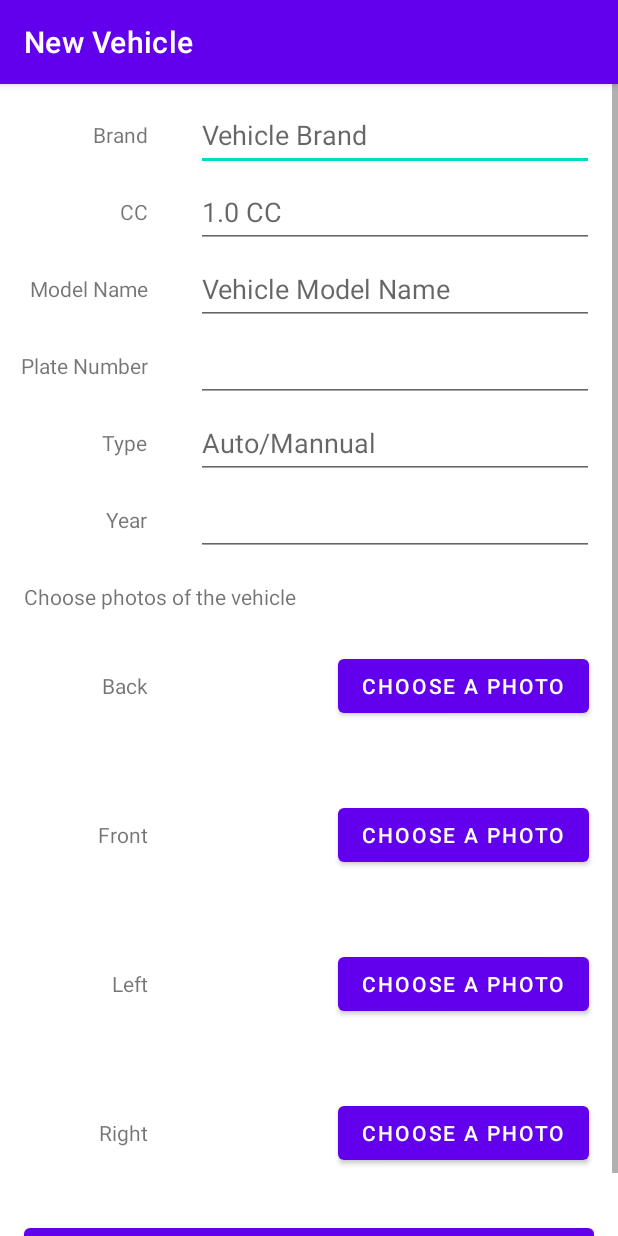
After one commit to neokwey/MAD_Assignment, an Android app: the Vehicle_add screen opened directly, with no data from a screen before it, on a phone screen of 412 x 824 dp. The commit adds this screen. Run offline under Robolectric (Android 15) with nearby library versions, the phone set to English and light mode, and no system bars; our stand-ins replace Firebase (no records; nobody signed in at launch, a user with empty details on screens opened directly); Roboto replaces fonts that are not available here; 5 statements that could not run were skipped.

Commit message:
push vehicle part

```diff
--- a/app/build.gradle
+++ b/app/build.gradle
@@ -1,6 +1,7 @@
 plugins {
     id 'com.android.application'
     id 'kotlin-android'
+    id 'com.google.gms.google-services'
 }
 
 android {
@@ -48,10 +49,10 @@ dependencies {
     androidTestImplementation 'androidx.test.espresso:espresso-core:3.4.0'
 
     //firebase
-    implementation platform('com.google.firebase:firebase-bom:28.3.1')
+    implementation platform('com.google.firebase:firebase-bom:28.4.0')
     implementation 'com.google.firebase:firebase-analytics-ktx'
     implementation 'com.google.firebase:firebase-auth-ktx'
-    implementation 'com.google.firebase:firebase-database-ktx'
+    implementation 'com.google.firebase:firebase-database-ktx:20.0.1'
     implementation 'com.google.firebase:firebase-storage-ktx'
 
     // Card View
--- a/app/src/main/AndroidManifest.xml
+++ b/app/src/main/AndroidManifest.xml
@@ -2,7 +2,7 @@
 <manifest xmlns:android="http://schemas.android.com/apk/res/android"
     package="my.edu.tarc.mad_assignment">
 
-    <uses-permission android:name="android.permission.INTERNET"/>
+    <uses-permission android:name="android.permission.INTERNET" />
 
     <application
         android:allowBackup="true"
@@ -11,6 +11,9 @@
         android:roundIcon="@mipmap/ic_launcher_round"
         android:supportsRtl="true"
         android:theme="@style/Theme.MAD_Assignment">
+        <activity
+            android:name=".Vehicle_add"
+            android:exported="true" />
         <activity
             android:name=".MainActivity"
             android:exported="true"
@@ -22,6 +25,7 @@
                 <category android:name="android.intent.category.LAUNCHER" />
             </intent-filter>
         </activity>
+
         <meta-data
             android:name="preloaded_fonts"
             android:resource="@array/preloaded_fonts" />
--- /dev/null
+++ b/app/src/main/java/my/edu/tarc/mad_assignment/Vehicle_add.kt
@@ -0,0 +1,104 @@
+package my.edu.tarc.mad_assignment
+
+import androidx.appcompat.app.AppCompatActivity
+import android.os.Bundle
+import android.widget.Toast
+import com.google.firebase.auth.FirebaseAuth
+import com.google.firebase.database.DatabaseReference
+import my.edu.tarc.mad_assignment.databinding.ActivityVehicleAddBinding
+
+class Vehicle_add : AppCompatActivity() {
+    private lateinit var binding: ActivityVehicleAddBinding
+    private lateinit var mAuth: FirebaseAuth
+    private lateinit var refUsers: DatabaseReference
+    private var firebaseUserID : String = ""
+
+    override fun onCreate(savedInstanceState: Bundle?) {
+        super.onCreate(savedInstanceState)
+        setContentView(R.layout.activity_vehicle_add)
+        supportActionBar?.setTitle("New Vehicle")
+        mAuth = FirebaseAuth.getInstance()
+
+        binding.btnBack.setOnClickListener {
+
+        }
+
+        binding.btnFront.setOnClickListener {
+
+        }
+
+        binding.btnLeft.setOnClickListener {
+
+        }
+
+        binding.btnRight.setOnClickListener {
+
+        }
+
+        binding.btnSave.setOnClickListener {
+            registerVehicle()
+        }
+
+    }
+
+    private fun registerVehicle(){
+        val vehiclebrand: String = binding?.etxtBrand?.text.toString()
+        val vehiclecc: String = binding?.etxtCC?.text.toString()
+        val vehiclemodelName: String = binding?.etxtModel?.text.toString()
+        val vehicleplatenum: String = binding?.etxtPlatenum?.text.toString()
+        val vehicletype: String = binding?.etxtType?.text.toString()
+        val vehicleyear: String = binding?.etxtYear?.text.toString()
+
+        if (vehiclebrand==""){
+            Toast.makeText(this, "Please fill in the Vehicle brand.", Toast.LENGTH_LONG).show()
+        }else if (vehiclecc==""){
+            Toast.makeText(this, "Please fill in the CC.", Toast.LENGTH_LONG).show()
+        }else if (vehiclemodelName==""){
+            Toast.makeText(this, "Please fill in the Model Name.", Toast.LENGTH_LONG).show()
+        }else if (vehicleplatenum==""){
+            Toast.makeText(this, "Please fill in the Plate Number.", Toast.LENGTH_LONG).show()
+        }else if (vehicletype==""){
+            Toast.makeText(this, "Please fill in the Vehicle type.", Toast.LENGTH_LONG).show()
+        }else if (vehicleyear==""){
+            Toast.makeText(this, "Please fill in the Vehicle year.", Toast.LENGTH_LONG).show()
+        }else{
+            /*
+            mAuth.createUserWithEmailAndPassword(email,password).addOnCompleteListener{
+                task ->
+                if(task.isSuccessful){
+                    firebaseUserID = mAuth.currentUser!!.uid
+                    refUsers = FirebaseDatabase.getInstance().reference.child("users").child(firebaseUserID)
+                    val userHashMap = HashMap<String, Any>()
+                    userHashMap["uid"] = firebaseUserID
+                    userHashMap["username"] = username
+                    userHashMap["password"] = password
+                    userHashMap["email"] = email
+                    userHashMap["phone"] = phone
+                    userHashMap["state"] = state
+                    userHashMap["address"] = address
+                    userHashMap["profile"] = "https://firebasestorage.googleapis.com/v0/b/mad-assignment-56b04.appspot.com/o/avatar.jpg?alt=media&token=63ce9acb-32a4-4a0c-80e7-cf410e29f2d3"
+                    userHashMap["cover"] = "https://firebasestorage.googleapis.com/v0/b/mad-assignment-56b04.appspot.com/o/cover.jpg?alt=media&token=170a50c3-60a3-4e1b-ab5a-7b74ee997c52"
+                    userHashMap["status"] = "offline"
+                    /*userHashMap["facebook"] = "https://m.facebook.com"
+                    userHashMap["instagram"] = "https://m.instagram.com"
+                    userHashMap["website"] = "https://www.google.com"*/
+
+                    refUsers.updateChildren(userHashMap)
+                        .addOnCompleteListener { task ->
+                            if(task.isSuccessful){
+
+                                findNavController().navigate(R.id.action_registerFragment_to_LoginFragment)
+
+
+                            }
+
+                        }
+                }
+                else{
+                    Toast.makeText(activity, "Error Message:" + task.exception!!.message.toString(), Toast.LENGTH_LONG).show()
+
+                }
+            }*/
+        }
+    }
+}
--- /dev/null
+++ b/app/src/main/res/layout/activity_vehicle_add.xml
@@ -0,0 +1,338 @@
+<?xml version="1.0" encoding="utf-8"?>
+
+<androidx.constraintlayout.widget.ConstraintLayout xmlns:android="http://schemas.android.com/apk/res/android"
+    xmlns:app="http://schemas.android.com/apk/res-auto"
+    xmlns:tools="http://schemas.android.com/tools"
+    android:layout_width="match_parent"
+    android:layout_height="match_parent"
+    tools:context=".Vehicle_add">
+
+
+    <ScrollView
+        android:layout_width="match_parent"
+        android:layout_height="match_parent"
+        app:layout_constraintBottom_toBottomOf="parent"
+        app:layout_constraintEnd_toEndOf="parent"
+        app:layout_constraintStart_toStartOf="parent"
+        app:layout_constraintTop_toTopOf="parent">
+
+        <LinearLayout
+            android:layout_width="match_parent"
+            android:layout_height="wrap_content"
+            android:orientation="vertical">
+
+            <androidx.constraintlayout.widget.ConstraintLayout
+                android:layout_width="match_parent"
+                android:layout_height="wrap_content">
+
+                <Button
+                    android:id="@+id/btnSave"
+                    android:layout_width="0dp"
+                    android:layout_height="wrap_content"
+                    android:layout_marginStart="16dp"
+                    android:layout_marginEnd="16dp"
+                    android:layout_marginBottom="8dp"
+                    android:text="@string/save"
+                    app:layout_constraintBottom_toBottomOf="parent"
+                    app:layout_constraintEnd_toEndOf="parent"
+                    app:layout_constraintStart_toStartOf="parent" />
+
+                <Button
+                    android:id="@+id/btnFront"
+                    android:layout_width="wrap_content"
+                    android:layout_height="wrap_content"
+                    android:text="@string/choosepicture"
+                    app:layout_constraintBottom_toBottomOf="@+id/imgFront"
+                    app:layout_constraintEnd_toEndOf="parent"
+                    app:layout_constraintStart_toEndOf="@+id/imgFront"
+                    app:layout_constraintTop_toTopOf="@+id/imgFront"
+                    tools:ignore="DuplicateSpeakableTextCheck" />
+
+                <Button
+                    android:id="@+id/btnLeft"
+                    android:layout_width="wrap_content"
+                    android:layout_height="wrap_content"
+                    android:text="@string/choosepicture"
+                    app:layout_constraintBottom_toBottomOf="@+id/imgLeft"
+                    app:layout_constraintEnd_toEndOf="parent"
+                    app:layout_constraintStart_toEndOf="@+id/imgLeft"
+                    app:layout_constraintTop_toTopOf="@+id/imgLeft" />
+
+                <Button
+                    android:id="@+id/btnRight"
+                    android:layout_width="wrap_content"
+                    android:layout_height="wrap_content"
+                    android:text="@string/choosepicture"
+                    app:layout_constraintBottom_toBottomOf="@+id/imgRight"
+                    app:layout_constraintEnd_toEndOf="parent"
+                    app:layout_constraintStart_toEndOf="@+id/imgRight"
+                    app:layout_constraintTop_toTopOf="@+id/imgRight" />
+
+                <TextView
+                    android:id="@+id/textView"
+                    android:layout_width="wrap_content"
+                    android:layout_height="wrap_content"
+                    android:layout_marginTop="24dp"
+                    android:layout_marginEnd="16dp"
+                    android:text="@string/brand"
+                    app:layout_constraintEnd_toStartOf="@+id/guideline2"
+                    app:layout_constraintTop_toTopOf="parent" />
+
+                <TextView
+                    android:id="@+id/textView2"
+                    android:layout_width="wrap_content"
+                    android:layout_height="wrap_content"
+                    android:layout_marginTop="32dp"
+                    android:layout_marginEnd="16dp"
+                    android:text="@string/cc"
+                    app:layout_constraintEnd_toStartOf="@+id/guideline2"
+                    app:layout_constraintTop_toBottomOf="@+id/textView" />
+
+                <TextView
+                    android:id="@+id/textView3"
+                    android:layout_width="wrap_content"
+                    android:layout_height="wrap_content"
+                    android:layout_marginTop="32dp"
+                    android:layout_marginEnd="16dp"
+                    android:text="@string/model"
+                    app:layout_constraintEnd_toStartOf="@+id/guideline2"
+                    app:layout_constraintTop_toBottomOf="@+id/textView2" />
+
+                <TextView
+                    android:id="@+id/textView4"
+                    android:layout_width="wrap_content"
+                    android:layout_height="wrap_content"
+                    android:layout_marginTop="32dp"
+                    android:layout_marginEnd="16dp"
+                    android:text="@string/plateNum"
+                    app:layout_constraintEnd_toStartOf="@+id/guideline2"
+                    app:layout_constraintTop_toBottomOf="@+id/textView3" />
+
+                <TextView
+                    android:id="@+id/textView5"
+                    android:layout_width="wrap_content"
+                    android:layout_height="wrap_content"
+                    android:layout_marginTop="32dp"
+                    android:layout_marginEnd="16dp"
+                    android:text="@string/type"
+                    app:layout_constraintEnd_toStartOf="@+id/guideline2"
+                    app:layout_constraintTop_toBottomOf="@+id/textView4" />
+
+                <TextView
+                    android:id="@+id/textView6"
+                    android:layout_width="wrap_content"
+                    android:layout_height="wrap_content"
+                    android:layout_marginTop="32dp"
+                    android:layout_marginEnd="16dp"
+                    android:text="@string/year"
+                    app:layout_constraintEnd_toStartOf="@+id/guideline2"
+                    app:layout_constraintTop_toBottomOf="@+id/textView5" />
+
+                <TextView
+                    android:id="@+id/textView7"
+                    android:layout_width="wrap_content"
+                    android:layout_height="wrap_content"
+                    android:layout_marginStart="16dp"
+                    android:layout_marginTop="32dp"
+                    android:text="@string/choosePhoto"
+                    app:layout_constraintStart_toStartOf="parent"
+                    app:layout_constraintTop_toBottomOf="@+id/textView6" />
+
+                <TextView
+                    android:id="@+id/textView8"
+                    android:layout_width="wrap_content"
+                    android:layout_height="wrap_content"
+                    android:layout_marginTop="40dp"
+                    android:layout_marginEnd="16dp"
+                    android:text="@string/back"
+                    app:layout_constraintEnd_toStartOf="@+id/guideline2"
+                    app:layout_constraintTop_toBottomOf="@+id/textView7" />
+
+                <TextView
+                    android:id="@+id/textView9"
+                    android:layout_width="wrap_content"
+                    android:layout_height="wrap_content"
+                    android:layout_marginTop="80dp"
+                    android:layout_marginEnd="16dp"
+                    android:text="@string/front"
+                    app:layout_constraintEnd_toStartOf="@+id/guideline2"
+                    app:layout_constraintTop_toBottomOf="@+id/textView8" />
+
+                <TextView
+                    android:id="@+id/textView10"
+                    android:layout_width="wrap_content"
+                    android:layout_height="wrap_content"
+                    android:layout_marginTop="80dp"
+                    android:layout_marginEnd="16dp"
+                    android:text="@string/left"
+                    app:layout_constraintEnd_toStartOf="@+id/guideline2"
+                    app:layout_constraintTop_toBottomOf="@+id/textView9" />
+
+                <TextView
+                    android:id="@+id/textView11"
+                    android:layout_width="wrap_content"
+                    android:layout_height="wrap_content"
+                    android:layout_marginTop="80dp"
+                    android:layout_marginEnd="16dp"
+                    android:layout_marginBottom="48dp"
+                    android:text="@string/right"
+                    app:layout_constraintBottom_toTopOf="@+id/btnSave"
+                    app:layout_constraintEnd_toStartOf="@+id/guideline2"
+                    app:layout_constraintTop_toBottomOf="@+id/textView10" />
+
+                <androidx.constraintlayout.widget.Guideline
+                    android:id="@+id/guideline2"
+                    android:layout_width="wrap_content"
+                    android:layout_height="wrap_content"
+                    android:orientation="vertical"
+                    app:layout_constraintGuide_begin="115dp" />
+
+                <EditText
+                    android:id="@+id/etxtBrand"
+                    android:layout_width="0dp"
+                    android:layout_height="wrap_content"
+                    android:layout_marginStart="16dp"
+                    android:layout_marginEnd="16dp"
+                    android:ems="10"
+                    android:hint="@string/vehicleBrand"
+                    android:inputType="textPersonName"
+                    android:minHeight="48dp"
+                    app:layout_constraintBottom_toBottomOf="@+id/textView"
+                    app:layout_constraintEnd_toEndOf="parent"
+                    app:layout_constraintStart_toStartOf="@+id/guideline2"
+                    app:layout_constraintTop_toTopOf="@+id/textView"
+                    tools:ignore="SpeakableTextPresentCheck" />
+
+                <EditText
+                    android:id="@+id/etxtCC"
+                    android:layout_width="0dp"
+                    android:layout_height="wrap_content"
+                    android:layout_marginStart="16dp"
+                    android:layout_marginEnd="16dp"
+                    android:ems="10"
+                    android:hint="@string/cc1"
+                    android:inputType="textPersonName"
+                    android:minHeight="48dp"
+                    app:layout_constraintBottom_toBottomOf="@+id/textView2"
+                    app:layout_constraintEnd_toEndOf="parent"
+                    app:layout_constraintStart_toStartOf="@+id/guideline2"
+                    app:layout_constraintTop_toTopOf="@+id/textView2"
+                    tools:ignore="SpeakableTextPresentCheck" />
+
+                <EditText
+                    android:id="@+id/etxtModel"
+                    android:layout_width="0dp"
+                    android:layout_height="wrap_content"
+                    android:layout_marginStart="16dp"
+                    android:layout_marginEnd="16dp"
+                    android:ems="10"
+                    android:hint="@string/vehicleModelName"
+                    android:inputType="textPersonName"
+                    android:minHeight="48dp"
+                    app:layout_constraintBottom_toBottomOf="@+id/textView3"
+                    app:layout_constraintEnd_toEndOf="parent"
+                    app:layout_constraintHorizontal_bias="1.0"
+                    app:layout_constraintStart_toStartOf="@+id/guideline2"
+                    app:layout_constraintTop_toTopOf="@+id/textView3"
+                    tools:ignore="SpeakableTextPresentCheck" />
+
+                <EditText
+                    android:id="@+id/etxtPlatenum"
+                    android:layout_width="0dp"
+                    android:layout_height="wrap_content"
+                    android:layout_marginStart="16dp"
+                    android:layout_marginEnd="16dp"
+                    android:ems="10"
+                    android:inputType="textPersonName"
+                    android:minHeight="48dp"
+                    app:layout_constraintBottom_toBottomOf="@+id/textView4"
+                    app:layout_constraintEnd_toEndOf="parent"
+                    app:layout_constraintStart_toStartOf="@+id/guideline2"
+                    app:layout_constraintTop_toTopOf="@+id/textView4"
+                    tools:ignore="SpeakableTextPresentCheck" />
+
+                <EditText
+                    android:id="@+id/etxtType"
+                    android:layout_width="0dp"
+                    android:layout_height="wrap_content"
+                    android:layout_marginStart="16dp"
+                    android:layout_marginEnd="16dp"
+                    android:ems="10"
+                    android:hint="@string/auto_mannual"
+                    android:inputType="textPersonName"
+                    android:minHeight="48dp"
+                    app:layout_constraintBottom_toBottomOf="@+id/textView5"
+                    app:layout_constraintEnd_toEndOf="parent"
+                    app:layout_constraintStart_toStartOf="@+id/guideline2"
+                    app:layout_constraintTop_toTopOf="@+id/textView5"
+                    tools:ignore="SpeakableTextPresentCheck" />
+
+                <EditText
+                    android:id="@+id/etxtYear"
+                    android:layout_width="0dp"
+                    android:layout_height="wrap_content"
+                    android:layout_marginStart="16dp"
+                    android:layout_marginEnd="16dp"
+                    android:ems="10"
+                    android:inputType="numberDecimal"
+                    android:minHeight="48dp"
+                    app:layout_constraintBottom_toBottomOf="@+id/textView6"
+                    app:layout_constraintEnd_toEndOf="parent"
+                    app:layout_constraintStart_toStartOf="@+id/guideline2"
+                    app:layout_constraintTop_toTopOf="@+id/textView6"
+                    tools:ignore="SpeakableTextPresentCheck" />
+
+                <ImageView
+                    android:id="@+id/imgBack"
+                    android:layout_width="75dp"
+                    android:layout_height="75dp"
+                    android:layout_marginStart="16dp"
+                    app:layout_constraintBottom_toBottomOf="@+id/textView8"
+                    app:layout_constraintStart_toStartOf="@+id/guideline2"
+                    app:layout_constraintTop_toTopOf="@+id/textView8"
+                    tools:srcCompat="@android:drawable/ic_input_add" />
+
+                <ImageView
+                    android:id="@+id/imgFront"
+                    android:layout_width="75dp"
+                    android:layout_height="75dp"
+                    android:layout_marginStart="16dp"
+                    app:layout_constraintBottom_toBottomOf="@+id/textView9"
+                    app:layout_constraintStart_toStartOf="@+id/guideline2"
+                    app:layout_constraintTop_toTopOf="@+id/textView9"
+                    tools:srcCompat="@android:drawable/ic_menu_add" />
+
+                <ImageView
+                    android:id="@+id/imgLeft"
+                    android:layout_width="75dp"
+                    android:layout_height="75dp"
+                    android:layout_marginStart="16dp"
+                    app:layout_constraintBottom_toBottomOf="@+id/textView10"
+                    app:layout_constraintStart_toStartOf="@+id/guideline2"
+                    app:layout_constraintTop_toTopOf="@+id/textView10"
+                    tools:srcCompat="@android:drawable/ic_menu_add" />
+
+                <ImageView
+                    android:id="@+id/imgRight"
+                    android:layout_width="75dp"
+                    android:layout_height="75dp"
+                    android:layout_marginStart="16dp"
+                    app:layout_constraintBottom_toBottomOf="@+id/textView11"
+                    app:layout_constraintStart_toStartOf="@+id/guideline2"
+                    app:layout_constraintTop_toTopOf="@+id/textView11"
+                    tools:srcCompat="@android:drawable/ic_menu_add" />
+
+                <Button
+                    android:id="@+id/btnBack"
+                    android:layout_width="wrap_content"
+                    android:layout_height="wrap_content"
+                    android:text="@string/choosepicture"
+                    app:layout_constraintBottom_toBottomOf="@+id/imgBack"
+                    app:layout_constraintEnd_toEndOf="parent"
+                    app:layout_constraintStart_toEndOf="@+id/imgBack"
+                    app:layout_constraintTop_toTopOf="@+id/imgBack" />
+            </androidx.constraintlayout.widget.ConstraintLayout>
+        </LinearLayout>
+    </ScrollView>
+
+</androidx.constraintlayout.widget.ConstraintLayout>
--- a/app/src/main/res/values/strings.xml
+++ b/app/src/main/res/values/strings.xml
@@ -32,5 +32,37 @@
         <item>Selangor</item>
 
     </string-array>
+    <!-- TODO: Remove or change this placeholder text -->
+    <string name="hello_blank_fragment">Hello blank fragment</string>
+    <string name="newVehicle">New Vehicle</string>
+    <string name="vehicleDetail">Vehicle Detail</string>
+    <string name="name">Name</string>
+    <string name="identity">Identity Type</string>
+    <string name="insurance_type">Insurance type</string>
+    <string name="phoneNum">Phone Number</string>
+    <string name="title_activity_add_car">Add_car</string>
+    <!-- Strings used for fragments for navigation -->
+    <string name="first_fragment_label">First Fragment</string>
+    <string name="second_fragment_label">Second Fragment</string>
+
+    <string name="hello_first_fragment">Hello first fragment</string>
+    <string name="hello_second_fragment">Hello second fragment. Arg: %1$s</string>
+    <string name="brand">Brand</string>
+    <string name="model">Model Name</string>
+    <string name="plateNum">Plate Number</string>
+    <string name="year">Year</string>
+    <string name="cc">CC</string>
+    <string name="type">Type</string>
+    <string name="choosePhoto">Choose photos of the vehicle</string>
+    <string name="back">Back</string>
+    <string name="front">Front</string>
+    <string name="left">Left</string>
+    <string name="right">Right</string>
+    <string name="choosepicture">Choose A Photo</string>
+    <string name="vehicleBrand">Vehicle Brand</string>
+    <string name="cc1">1.0 CC</string>
+    <string name="vehicleModelName">Vehicle Model Name</string>
+    <string name="auto_mannual">Auto/Mannual</string>
+    <string name="save">Save</string>
 
 </resources>
--- a/build.gradle
+++ b/build.gradle
@@ -6,7 +6,7 @@ buildscript {
     }
     dependencies {
         classpath "com.android.tools.build:gradle:7.0.0"
-        classpath "org.jetbrains.kotlin:kotlin-gradle-plugin:1.5.21"
+        classpath 'org.jetbrains.kotlin:kotlin-gradle-plugin:1.5.30'
         classpath 'com.google.gms:google-services:4.3.10'
         // NOTE: Do not place your application dependencies here; they belong
         // in the individual module build.gradle files
```
Also changed, not shown: app/src/main/java/my/edu/tarc/mad_assignment/FirstFragment.kt (+4 -6 lines), app/src/main/java/my/edu/tarc/mad_assignment/NewApplicationFragment.kt (+18 -6 lines), app/src/main/java/my/edu/tarc/mad_assignment/RecyclerAdapter.kt (+3 -4 lines), app/src/main/java/my/edu/tarc/mad_assignment/Vehicle.kt (+5 -5 lines), app/src/main/java/my/edu/tarc/mad_assignment/VehicleViewModel.kt (+52 -3 lines), app/src/main/java/my/edu/tarc/mad_assignment/Vehicle_CRUD.kt (+49 -17 lines), app/src/main/java/my/edu/tarc/mad_assignment/vehicle_details.kt (added, +40 -0 lines), app/src/main/res/layout/fragment_new_application.xml (+14 -1 lines), app/src/main/res/layout/fragment_vehicle_details.xml (added, +14 -0 lines), app/src/main/res/layout/vehicle_show.xml (renamed from app/src/main/res/layout/add_vehicle.xml), 2 other files.
